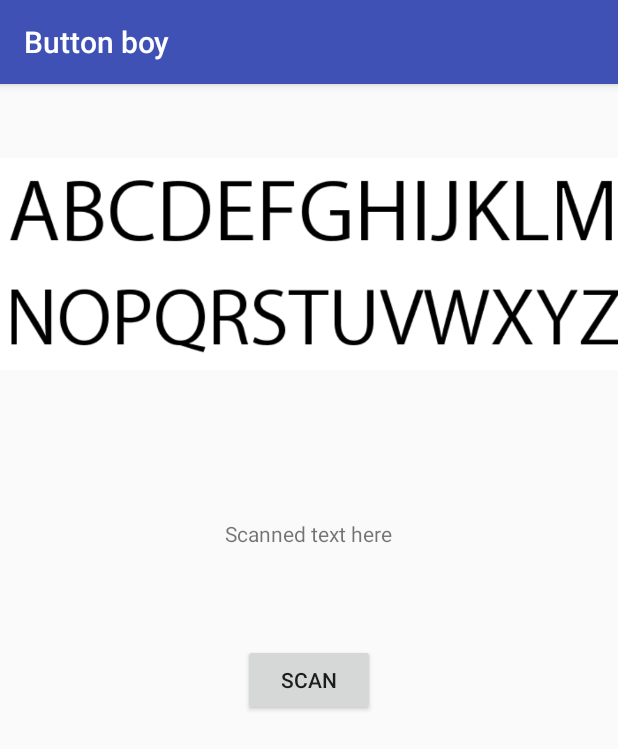
After one commit to GummyVites/Reciept, an Android app: the OCRActivity screen opened directly, with no data from a screen before it, on a phone screen of 412 x 824 dp. The commit adds this screen. Shown: the top 749 px of the screen. Run offline under Robolectric (Android 15) with nearby library versions, the phone set to English and light mode, and no system bars; libraries missing offline, so code that uses them is left out: com.googlecode.tesseract; 2 statements that could not run were skipped.

Commit message:
added basic OCR functionality

```diff
--- a/app/build.gradle
+++ b/app/build.gradle
@@ -28,5 +28,6 @@ dependencies {
     compile 'com.android.support.constraint:constraint-layout:1.0.2'
     compile 'com.cuboid:cuboidcirclebutton:1.0.3'
     compile 'com.github.Hitomis:CircleMenu:v1.1.0'
+    compile 'com.rmtheis:tess-two:5.4.1'
     testCompile 'junit:junit:4.12'
 }
--- a/app/src/main/java/com/example/kevinlee/buttonboy/MainActivity.java
+++ b/app/src/main/java/com/example/kevinlee/buttonboy/MainActivity.java
@@ -36,6 +36,7 @@ public class MainActivity extends AppCompatActivity {
                                 break;
                             //paypal
                             case 1:
+                                startActivity(new Intent(MainActivity.this, OCRActivity.class));
                                 break;
                             //receipt
                             case 2:
--- /dev/null
+++ b/app/src/main/java/com/example/kevinlee/buttonboy/OCRActivity.java
@@ -0,0 +1,43 @@
+package com.example.kevinlee.buttonboy;
+
+import android.content.res.AssetManager;
+import android.graphics.Bitmap;
+import android.graphics.BitmapFactory;
+import android.support.v7.app.AppCompatActivity;
+import android.os.Bundle;
+import android.util.Log;
+import android.view.View;
+import android.widget.TextView;
+
+import com.googlecode.tesseract.android.TessBaseAPI;
+
+import java.io.File;
+import java.io.FileOutputStream;
+import java.io.IOException;
+import java.io.InputStream;
+import java.io.OutputStream;
+
+public class OCRActivity extends AppCompatActivity {
+    Bitmap image;
+    private TessBaseAPI mTess;
+    String datapath = "";
+    private TessOCR TessOCR;
+
+    @Override
+    protected void onCreate(Bundle savedInstanceState) {
+        super.onCreate(savedInstanceState);
+        setContentView(R.layout.activity_ocr);
+
+        TessOCR = new TessOCR(OCRActivity.this,"eng");
+
+    }
+
+    public void processImage(View view){
+        image = BitmapFactory.decodeResource(getResources(), R.drawable.test);
+
+        String temp = TessOCR.getOCRResult(image);
+
+        TextView tv1 = (TextView)findViewById(R.id.textView);
+        tv1.setText(temp);
+    }
+}
--- /dev/null
+++ b/app/src/main/java/com/example/kevinlee/buttonboy/TessOCR.java
@@ -0,0 +1,95 @@
+package com.example.kevinlee.buttonboy;
+
+import android.content.Context;
+import android.content.res.AssetManager;
+import android.graphics.Bitmap;
+import android.os.Environment;
+import android.util.Log;
+import android.view.View;
+import android.widget.TextView;
+
+import com.googlecode.tesseract.android.TessBaseAPI;
+
+import java.io.File;
+import java.io.FileNotFoundException;
+import java.io.FileOutputStream;
+import java.io.IOException;
+import java.io.InputStream;
+import java.io.OutputStream;
+
+/**
+ * Created by Kraken on 11/10/17.
+ */
+
+public class TessOCR {
+    private String datapath;
+    private TessBaseAPI mTess;
+    Context context;
+    public TessOCR(Context context,String language){
+        this.context = context;
+//        datapath = getFilesDir()+ "/tesseract/";
+        datapath = context.getFilesDir()+ "/tesseract/";
+        mTess = new TessBaseAPI();
+
+        checkFile(new File(datapath + "tessdata/"));
+
+        mTess.init(datapath, language);
+
+    }
+    public void stopRecognition() {
+        mTess.stop();
+    }
+    public String getOCRResult(Bitmap bitmap) {
+        mTess.setImage(bitmap);
+        String result = mTess.getUTF8Text();
+        return result;
+    }
+
+    public void onDestroy() {
+        if (mTess != null)
+            mTess.end();    }
+
+    private void copyFiles() {
+        try {
+            //location we want the file to be at
+            String filepath = datapath + "/tessdata/eng.traineddata";
+
+            //get access to AssetManager
+            AssetManager assetManager = context.getAssets();
+
+            //open byte streams for reading/writing
+            InputStream instream = assetManager.open("tessdata/eng.traineddata");
+            OutputStream outstream = new FileOutputStream(filepath);
+
+            //copy the file to the location specified by filepath
+            byte[] buffer = new byte[1024];
+            int read;
+            while ((read = instream.read(buffer)) != -1) {
+                outstream.write(buffer, 0, read);
+            }
+            outstream.flush();
+            outstream.close();
+            instream.close();
+
+        } catch (FileNotFoundException e) {
+            e.printStackTrace();
+        } catch (IOException e) {
+            e.printStackTrace();
+        }
+    }
+    private void checkFile(File dir) {
+        //directory does not exist, but we can successfully create it
+        if (!dir.exists()&& dir.mkdirs()){
+            copyFiles();
+        }
+        //The directory exists, but there is no data file in it
+        if(dir.exists()) {
+            String datafilepath = datapath+ "/tessdata/eng.traineddata";
+            File datafile = new File(datafilepath);
+            if (!datafile.exists()) {
+                copyFiles();
+            }
+        }
+    }
+
+}
--- /dev/null
+++ b/app/src/main/res/layout/activity_ocr.xml
@@ -0,0 +1,35 @@
+<?xml version="1.0" encoding="utf-8"?>
+<RelativeLayout xmlns:android="http://schemas.android.com/apk/res/android"
+    xmlns:app="http://schemas.android.com/apk/res-auto"
+    xmlns:tools="http://schemas.android.com/tools"
+    android:layout_width="match_parent"
+    android:layout_height="match_parent"
+    tools:context="com.example.kevinlee.buttonboy.OCRActivity">
+
+    <ImageView
+        android:id="@+id/imageView"
+        android:layout_width="wrap_content"
+        android:layout_height="wrap_content"
+        android:layout_alignParentStart="true"
+        android:layout_alignParentTop="true"
+        app:srcCompat="@drawable/test" />
+
+    <TextView
+        android:id="@+id/textView"
+        android:layout_width="wrap_content"
+        android:layout_height="wrap_content"
+        android:layout_below="@+id/imageView"
+        android:layout_centerHorizontal="true"
+        android:layout_marginTop="50dp"
+        android:text="Scanned text here" />
+
+    <Button
+        android:id="@+id/button"
+        android:onClick="processImage"
+        android:layout_width="wrap_content"
+        android:layout_height="wrap_content"
+        android:layout_below="@+id/textView"
+        android:layout_centerHorizontal="true"
+        android:layout_marginTop="64dp"
+        android:text="Scan" />
+</RelativeLayout>
--- a/build.gradle
+++ b/build.gradle
@@ -5,7 +5,7 @@ buildscript {
         jcenter()
     }
     dependencies {
-        classpath 'com.android.tools.build:gradle:2.3.3'
+        classpath 'com.android.tools.build:gradle:3.0.0'
 
         // NOTE: Do not place your application dependencies here; they belong
         // in the individual module build.gradle files
```
Also changed, not shown: app/src/main/AndroidManifest.xml (+8 -5 lines), app/src/main/res/drawable/test.png (added), gradle/wrapper/gradle-wrapper.properties, 1 other file.
